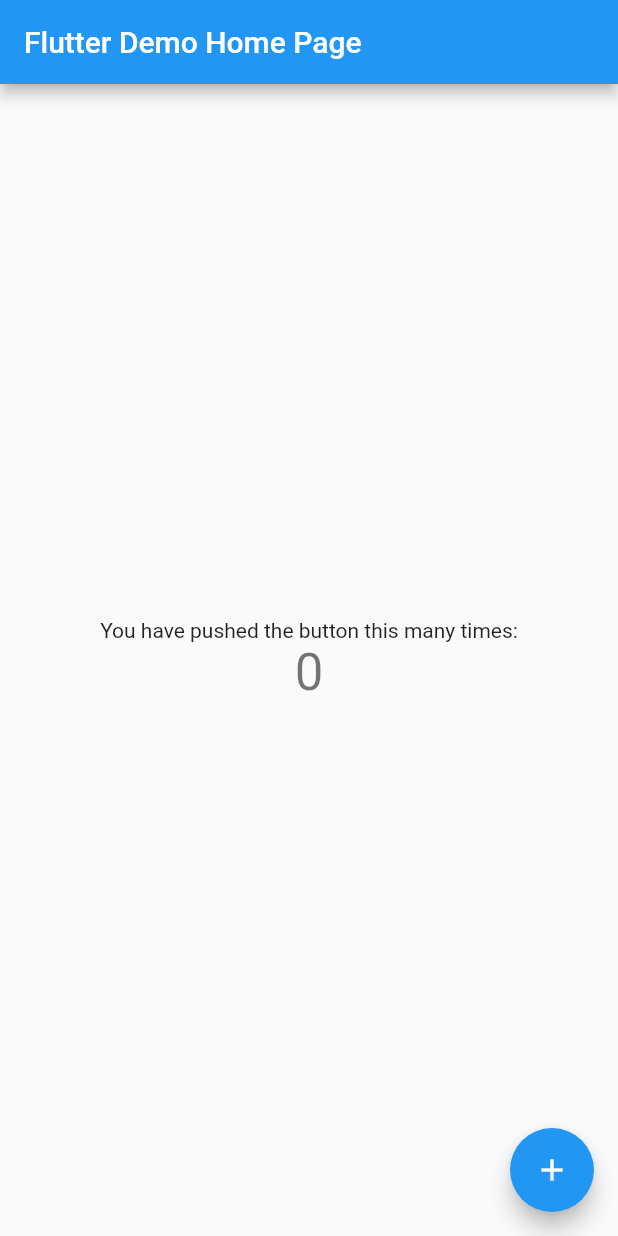
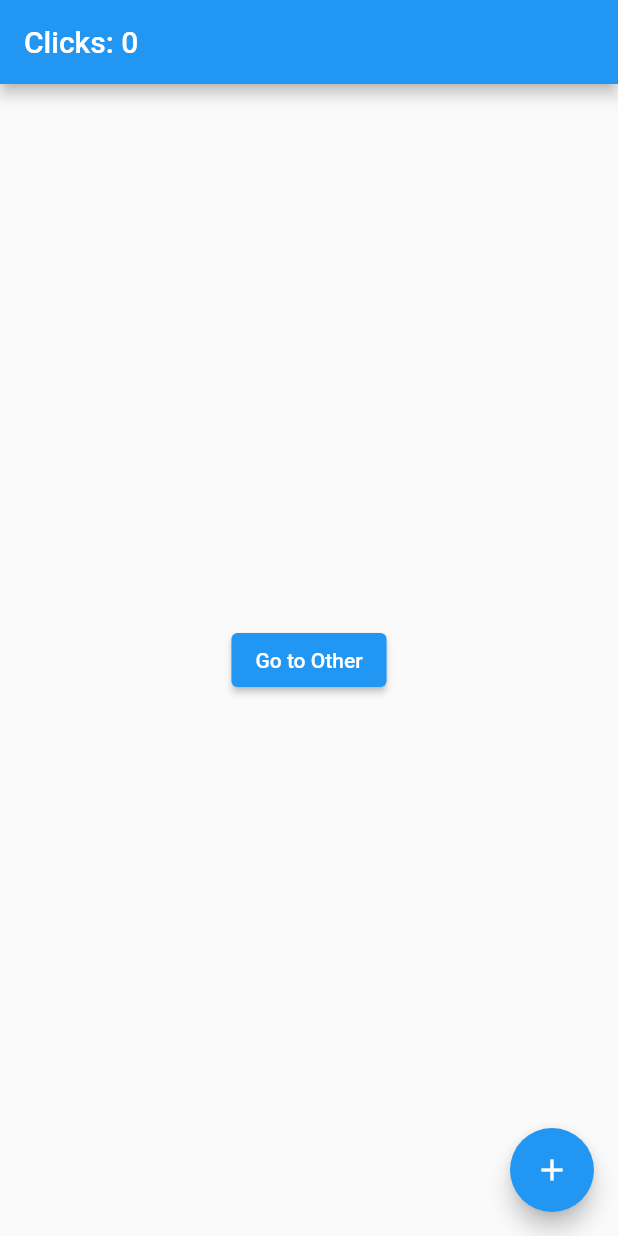
Before and after one commit to mobayen/yumbrella, a Flutter app: the screen it shows after launch, on a phone screen of 412 x 824 dp. Run offline on Flutter 3.47's test engine with Material 2 defaults, Android fonts, the phone set to English and light mode, and no system bars; our stand-ins replace get.

Commit message:
counter with GetX

```diff
--- /dev/null
+++ b/lib/controller.dart
@@ -0,0 +1,7 @@
+// import 'package:flutter/material.dart';
+import 'package:get/get.dart';
+
+class Controller extends GetxController {
+  var count = 0.obs;
+  increment() => count++;
+}
--- /dev/null
+++ b/lib/home.dart
@@ -0,0 +1,31 @@
+import 'package:flutter/material.dart';
+import 'package:get/get.dart';
+import 'package:yumbrella/controller.dart';
+import 'package:yumbrella/other.dart';
+
+class Home extends StatelessWidget {
+  const Home({Key? key}) : super(key: key);
+
+  @override
+  Widget build(BuildContext context) {
+    // Instantiate your class using Get.put() to make it available for all "child" routes there.
+    final Controller c = Get.put(Controller());
+
+    return Scaffold(
+      // Use Obx(()=> to update Text() whenever count is changed.
+      appBar: AppBar(title: Obx(() => Text("Clicks: ${c.count}"))),
+
+      // Replace the 8 lines Navigator.push by a simple Get.to(). You don't need context
+      body: Center(
+        child: ElevatedButton(
+          child: const Text("Go to Other"),
+          onPressed: () => Get.to(Other()),
+        ),
+      ),
+      floatingActionButton: FloatingActionButton(
+        child: const Icon(Icons.add),
+        onPressed: c.increment,
+      ),
+    );
+  }
+}
--- a/lib/main.dart
+++ b/lib/main.dart
@@ -1,4 +1,6 @@
 import 'package:flutter/material.dart';
+import 'package:yumbrella/home.dart';
+import 'package:get/get.dart';
 
 void main() {
   runApp(const MyApp());
@@ -10,106 +12,8 @@
   // This widget is the root of your application.
   @override
   Widget build(BuildContext context) {
-    return MaterialApp(
-      title: 'Flutter Demo',
-      theme: ThemeData(
-        // This is the theme of your application.
-        //
-        // Try running your application with "flutter run". You'll see the
-        // application has a blue toolbar. Then, without quitting the app, try
-        // changing the primarySwatch below to Colors.green and then invoke
-        // "hot reload" (press "r" in the console where you ran "flutter run",
-        // or simply save your changes to "hot reload" in a Flutter IDE).
-        // Notice that the counter didn't reset back to zero; the application
-        // is not restarted.
-        primarySwatch: Colors.blue,
-      ),
-      home: const MyHomePage(title: 'Flutter Demo Home Page'),
+    return const GetMaterialApp(
+      home: Home(),
     );
   }
 }
-
-class MyHomePage extends StatefulWidget {
-  const MyHomePage({Key? key, required this.title}) : super(key: key);
-
-  // This widget is the home page of your application. It is stateful, meaning
-  // that it has a State object (defined below) that contains fields that affect
-  // how it looks.
-
-  // This class is the configuration for the state. It holds the values (in this
-  // case the title) provided by the parent (in this case the App widget) and
-  // used by the build method of the State. Fields in a Widget subclass are
-  // always marked "final".
-
-  final String title;
-
-  @override
-  State<MyHomePage> createState() => _MyHomePageState();
-}
-
-class _MyHomePageState extends State<MyHomePage> {
-  int _counter = 0;
-
-  void _incrementCounter() {
-    setState(() {
-      // This call to setState tells the Flutter framework that something has
-      // changed in this State, which causes it to rerun the build method below
-      // so that the display can reflect the updated values. If we changed
-      // _counter without calling setState(), then the build method would not be
-      // called again, and so nothing would appear to happen.
-      _counter++;
-    });
-  }
-
-  @override
-  Widget build(BuildContext context) {
-    // This method is rerun every time setState is called, for instance as done
-    // by the _incrementCounter method above.
-    //
-    // The Flutter framework has been optimized to make rerunning build methods
-    // fast, so that you can just rebuild anything that needs updating rather
-    // than having to individually change instances of widgets.
-    return Scaffold(
-      appBar: AppBar(
-        // Here we take the value from the MyHomePage object that was created by
-        // the App.build method, and use it to set our appbar title.
-        title: Text(widget.title),
-      ),
-      body: Center(
-        // Center is a layout widget. It takes a single child and positions it
-        // in the middle of the parent.
-        child: Column(
-          // Column is also a layout widget. It takes a list of children and
-          // arranges them vertically. By default, it sizes itself to fit its
-          // children horizontally, and tries to be as tall as its parent.
-          //
-          // Invoke "debug painting" (press "p" in the console, choose the
-          // "Toggle Debug Paint" action from the Flutter Inspector in Android
-          // Studio, or the "Toggle Debug Paint" command in Visual Studio Code)
-          // to see the wireframe for each widget.
-          //
-          // Column has various properties to control how it sizes itself and
-          // how it positions its children. Here we use mainAxisAlignment to
-          // center the children vertically; the main axis here is the vertical
-          // axis because Columns are vertical (the cross axis would be
-          // horizontal).
-          mainAxisAlignment: MainAxisAlignment.center,
-          children: <Widget>[
-            const Text(
-              'You have pushed the button this many times:',
-            ),
-            Text(
-              '$_counter',
-              style: Theme.of(context).textTheme.headline4,
-            ),
-          ],
-        ),
-      ),
-      floatingActionButton: FloatingActionButton(
-        onPressed: _incrementCounter,
-        tooltip: 'Increment',
-        child: const Icon(Icons.add),
-      ), // This trailing comma makes auto-formatting nicer for build methods.
-    );
-  }
-}
--- /dev/null
+++ b/lib/other.dart
@@ -0,0 +1,16 @@
+import 'package:flutter/material.dart';
+import 'package:get/get.dart';
+import 'package:yumbrella/controller.dart';
+
+class Other extends StatelessWidget {
+  Other({Key? key}) : super(key: key);
+
+  // You can ask Get to find a Controller that is being used by another page and redirect you to it.
+  final Controller c = Get.find();
+
+  @override
+  Widget build(BuildContext context) {
+    // Access the updated count variable
+    return Scaffold(body: Center(child: Text("${c.count}")));
+  }
+}
```
